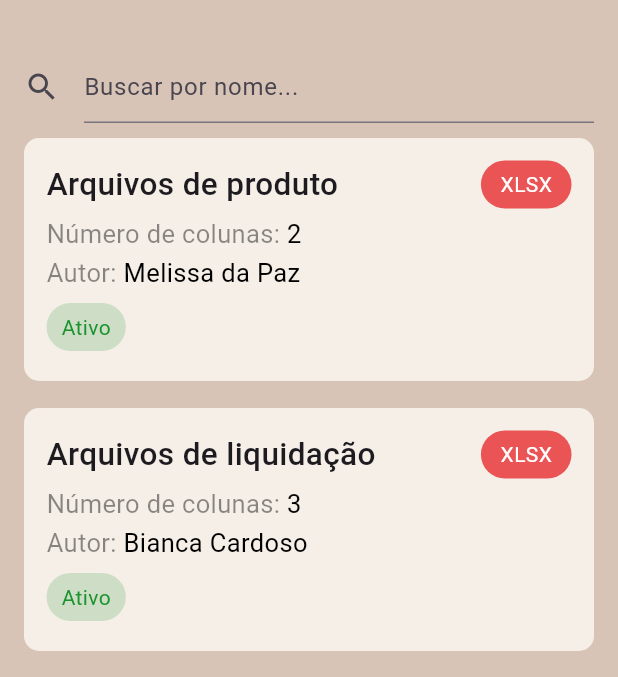
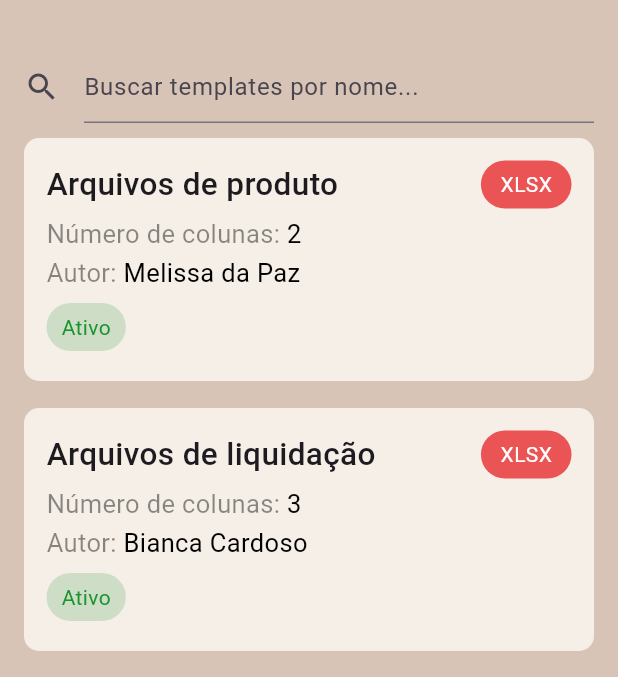
Before and after one commit to vxfontes/projetoValidaQuero, a Flutter app: the InitialScreen screen opened by its route, on a phone screen of 412 x 824 dp, the part 63-740 px from its top. Run offline on Flutter 3.47's test engine with Material 3 defaults, Android fonts, the phone set to English and light mode, and no system bars.

Commit message:
feat: campo de busca de template por nome

```diff
--- a/lib/screens/templates.dart
+++ b/lib/screens/templates.dart
@@ -42,7 +42,7 @@ class _TemplatesState extends State<Templates> {
                 onChanged: filterTemplates,
                 decoration: const InputDecoration(
                   icon: Icon(Icons.search),
-                  hintText: 'Buscar por nome...',
+                  hintText: 'Buscar templates por nome...',
                 ),
               ),
             ),
```
